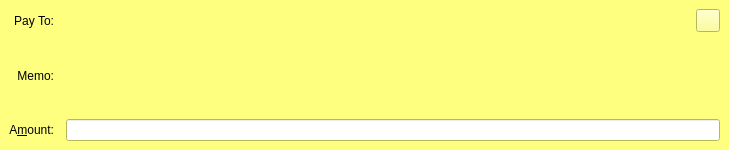
Before: the Qt Designer form src/qt/forms/sendcoinsentry.ui in digibyte/digibyte, drawn with Qt 5.
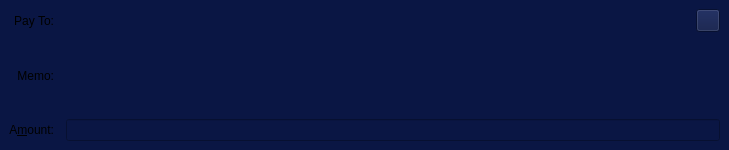
After: the same form once the commit is applied. The open tabs and pages were chosen to show the change. Icons and pictures are not drawn. Custom widgets are drawn as their Qt base class.

What changed in the file:
```diff
--- a/src/qt/forms/sendcoinsentry.ui
+++ b/src/qt/forms/sendcoinsentry.ui
@@ -16,6 +16,9 @@
   <property name="autoFillBackground">
    <bool>false</bool>
   </property>
+  <property name="styleSheet">
+   <string notr="true">background-color: rgb(10, 22, 68);</string>
+  </property>
   <widget class="QFrame" name="SendCoins">
    <property name="toolTip">
     <string>This is a normal payment.</string>
@@ -224,9 +227,9 @@
       <colorrole role="Button">
        <brush brushstyle="SolidPattern">
         <color alpha="255">
-         <red>255</red>
-         <green>255</green>
-         <blue>127</blue>
+         <red>10</red>
+         <green>22</green>
+         <blue>68</blue>
         </color>
        </brush>
       </colorrole>
@@ -296,18 +299,18 @@
       <colorrole role="Base">
        <brush brushstyle="SolidPattern">
         <color alpha="255">
-         <red>255</red>
-         <green>255</green>
-         <blue>255</blue>
+         <red>10</red>
+         <green>22</green>
+         <blue>68</blue>
         </color>
        </brush>
       </colorrole>
       <colorrole role="Window">
        <brush brushstyle="SolidPattern">
         <color alpha="255">
-         <red>255</red>
-         <green>255</green>
-         <blue>127</blue>
+         <red>10</red>
+         <green>22</green>
+         <blue>68</blue>
         </color>
        </brush>
       </colorrole>
@@ -361,9 +364,9 @@
       <colorrole role="Button">
        <brush brushstyle="SolidPattern">
         <color alpha="255">
-         <red>255</red>
-         <green>255</green>
-         <blue>127</blue>
+         <red>10</red>
+         <green>22</green>
+         <blue>68</blue>
         </color>
        </brush>
       </colorrole>
@@ -433,18 +436,18 @@
       <colorrole role="Base">
        <brush brushstyle="SolidPattern">
         <color alpha="255">
-         <red>255</red>
-         <green>255</green>
-         <blue>255</blue>
+         <red>10</red>
+         <green>22</green>
+         <blue>68</blue>
         </color>
        </brush>
       </colorrole>
       <colorrole role="Window">
        <brush brushstyle="SolidPattern">
         <color alpha="255">
-         <red>255</red>
-         <green>255</green>
-         <blue>127</blue>
+         <red>10</red>
+         <green>22</green>
+         <blue>68</blue>
         </color>
        </brush>
       </colorrole>
@@ -498,9 +501,9 @@
       <colorrole role="Button">
        <brush brushstyle="SolidPattern">
         <color alpha="255">
-         <red>255</red>
-         <green>255</green>
-         <blue>127</blue>
+         <red>10</red>
+         <green>22</green>
+         <blue>68</blue>
         </color>
        </brush>
       </colorrole>
@@ -570,18 +573,18 @@
       <colorrole role="Base">
        <brush brushstyle="SolidPattern">
         <color alpha="255">
-         <red>255</red>
-         <green>255</green>
-         <blue>127</blue>
+         <red>10</red>
+         <green>22</green>
+         <blue>68</blue>
         </color>
        </brush>
       </colorrole>
       <colorrole role="Window">
        <brush brushstyle="SolidPattern">
         <color alpha="255">
-         <red>255</red>
-         <green>255</green>
-         <blue>127</blue>
+         <red>10</red>
+         <green>22</green>
+         <blue>68</blue>
         </color>
        </brush>
       </colorrole>
@@ -628,7 +631,7 @@
     <string>This is an unauthenticated payment request.</string>
    </property>
    <property name="autoFillBackground">
-    <bool>true</bool>
+    <bool>false</bool>
    </property>
    <property name="frameShape">
     <enum>QFrame::NoFrame</enum>
```
Left out of the diff: 68 changed lines with no effect on the pictures.
